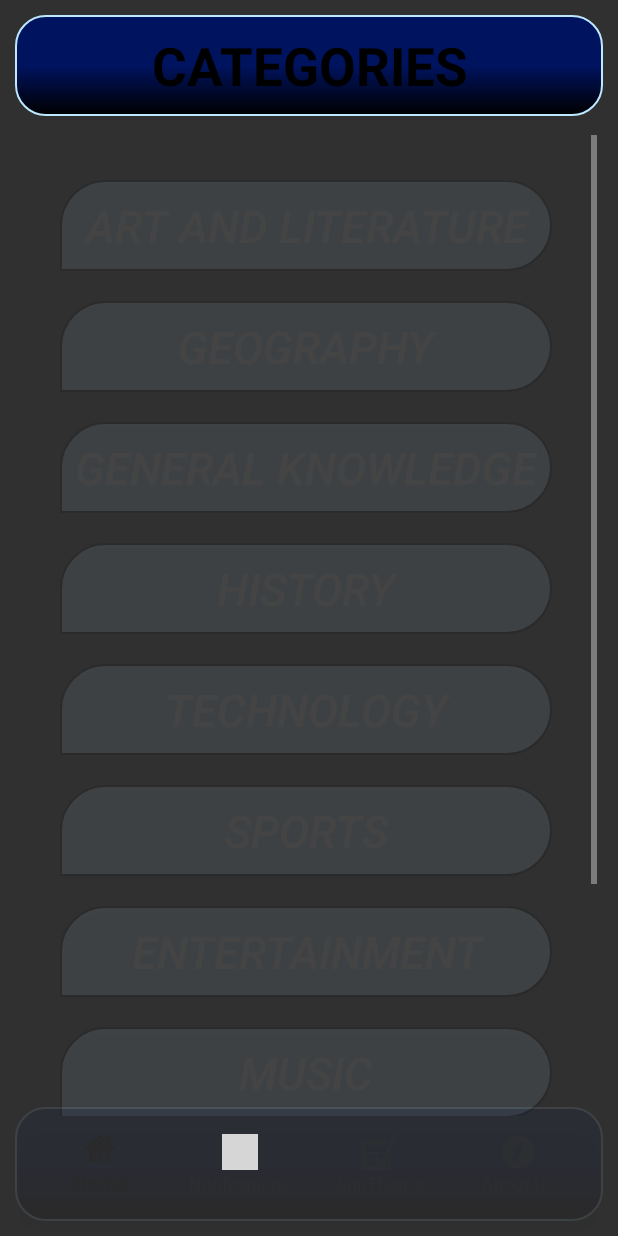
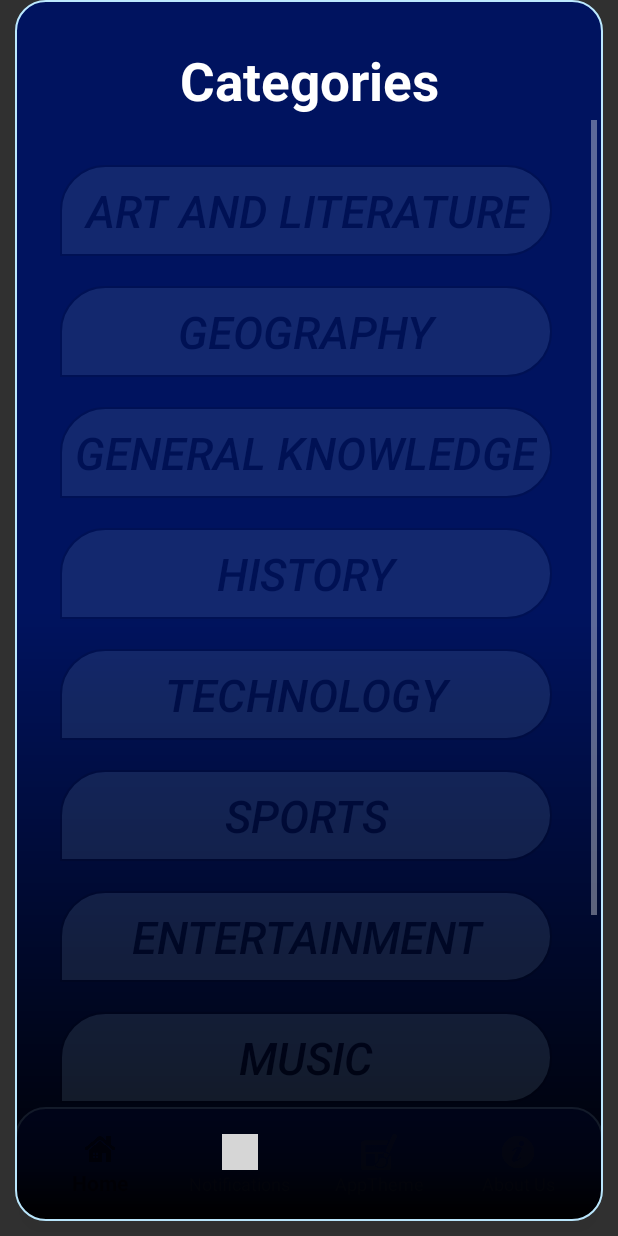
Before and after one commit to TanishqSehgal7/QuizoFy, an Android app: the CategoryFragment screen opened directly, with no data from a screen before it, on a phone screen of 412 x 824 dp. Run offline under Robolectric (Android 15) with nearby library versions, the phone set to English and light mode, and no system bars; 2 statements that could not run were skipped; grey boxes are pictures that could not be loaded.

Commit message:
Quizofy: Some UI Modifications

```diff
--- a/app/src/main/res/layout/fragment_category.xml
+++ b/app/src/main/res/layout/fragment_category.xml
@@ -7,23 +7,25 @@
     <TextView
         android:id="@+id/categorytv"
         android:layout_width="match_parent"
-        android:layout_height="wrap_content"
-        android:text="CATEGORIES"
-        android:textStyle="bold"
-        android:padding="10dp"
+        android:layout_height="match_parent"
+        android:layout_marginStart="10dp"
+        android:layout_marginEnd="10dp"
+        android:layout_marginBottom="10dp"
         android:background="@drawable/bottomavcustom"
-        android:textColor="@android:color/black"
-        android:textSize="35sp"
-        android:layout_margin="10dp"
-        android:textAlignment="center"/>
+        android:padding="30dp"
+        android:text="Categories"
+        android:textAlignment="center"
+        android:textColor="@android:color/white"
+        android:textSize="35dp"
+        android:textStyle="bold" />
 
     <ScrollView
         android:id="@+id/scrollView1"
         android:layout_width="wrap_content"
         android:layout_height="wrap_content"
         android:padding="10dp"
-        android:layout_marginTop="80dp"
-        android:layout_marginBottom="80dp"
+        android:layout_marginTop="70dp"
+        android:layout_marginBottom="70dp"
         android:clipToPadding="false">
 
         <LinearLayout
@@ -39,11 +41,10 @@
                 android:text="Art and Literature"
                 android:textSize="30dp"
                 android:textStyle="italic"
-                android:textColor="@android:color/white"
+                android:textColor="@android:color/black"
                 android:foreground="?android:attr/selectableItemBackground"
                 android:background="@drawable/buttonroundforcategories"
                 android:layout_margin="10dp"
-                android:onClick="startQuiz1"
                 android:padding="10dp"/>
 
             <Button
@@ -53,11 +54,10 @@
                 android:text="Geography"
                 android:textSize="30dp"
                 android:textStyle="italic"
-                android:textColor="@android:color/white"
+                android:textColor="@android:color/black"
                 android:background="@drawable/buttonroundforcategories"
                 android:foreground="?android:attr/selectableItemBackground"
                 android:layout_margin="10dp"
-                android:onClick="startQuiz2"
                 android:padding="10dp"/>
 
             <Button
@@ -67,11 +67,10 @@
                 android:text="General Knowledge"
                 android:textSize="30dp"
                 android:textStyle="italic"
-                android:textColor="@android:color/white"
+                android:textColor="@android:color/black"
                 android:background="@drawable/buttonroundforcategories"
                 android:foreground="?android:attr/selectableItemBackground"
                 android:layout_margin="10dp"
-                android:onClick="startQuiz3"
                 android:padding="10dp"/>
 
             <Button
@@ -81,11 +80,10 @@
                 android:text="History"
                 android:textSize="30dp"
                 android:textStyle="italic"
-                android:textColor="@android:color/white"
+                android:textColor="@android:color/black"
                 android:background="@drawable/buttonroundforcategories"
                 android:foreground="?android:attr/selectableItemBackground"
                 android:layout_margin="10dp"
-                android:onClick="startQuiz4"
                 android:padding="10dp"/>
 
             <Button
@@ -95,11 +93,10 @@
                 android:text="Technology"
                 android:textSize="30dp"
                 android:textStyle="italic"
-                android:textColor="@android:color/white"
+                android:textColor="@android:color/black"
                 android:background="@drawable/buttonroundforcategories"
                 android:foreground="?android:attr/selectableItemBackground"
                 android:layout_margin="10dp"
-                android:onClick="startQuiz5"
                 android:padding="10dp"/>
 
             <Button
@@ -109,11 +106,10 @@
                 android:text="Sports"
                 android:textSize="30dp"
                 android:textStyle="italic"
-                android:textColor="@android:color/white"
+                android:textColor="@android:color/black"
                 android:background="@drawable/buttonroundforcategories"
                 android:foreground="?android:attr/selectableItemBackground"
                 android:layout_margin="10dp"
-                android:onClick="startQuiz6"
                 android:padding="10dp"/>
 
             <Button
@@ -123,11 +119,10 @@
                 android:text="Entertainment"
                 android:textSize="30dp"
                 android:textStyle="italic"
-                android:textColor="@android:color/white"
+                android:textColor="@android:color/black"
                 android:background="@drawable/buttonroundforcategories"
                 android:foreground="?android:attr/selectableItemBackground"
                 android:layout_margin="10dp"
-                android:onClick="startQuiz7"
                 android:padding="10dp"/>
 
             <Button
@@ -137,11 +132,10 @@
                 android:text="Music"
                 android:textSize="30dp"
                 android:textStyle="italic"
-                android:textColor="@android:color/white"
+                android:textColor="@android:color/black"
                 android:background="@drawable/buttonroundforcategories"
                 android:foreground="?android:attr/selectableItemBackground"
                 android:layout_margin="10dp"
-                android:onClick="startQuiz8"
                 android:padding="10dp"/>
 
             <Button
@@ -151,11 +145,10 @@
                 android:text="Sneaker Culture"
                 android:textSize="30dp"
                 android:textStyle="italic"
-                android:textColor="@android:color/white"
+                android:textColor="@android:color/black"
                 android:background="@drawable/buttonroundforcategories"
                 android:foreground="?android:attr/selectableItemBackground"
                 android:layout_margin="10dp"
-                android:onClick="startQuiz9"
                 android:padding="10dp"/>
 
             <Button
@@ -165,11 +158,10 @@
                 android:text="Politics"
                 android:textSize="30dp"
                 android:textStyle="italic"
-                android:textColor="@android:color/white"
+                android:textColor="@android:color/black"
                 android:background="@drawable/buttonroundforcategories"
                 android:foreground="?android:attr/selectableItemBackground"
                 android:layout_margin="10dp"
-                android:onClick="startQuiz10"
                 android:padding="10dp"/>
 
         </LinearLayout>
```
